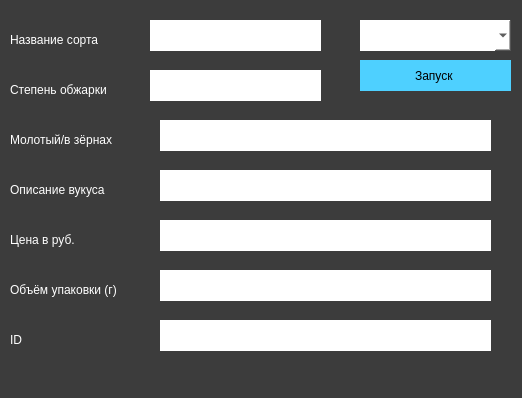
Qt form main.ui (SnorDy/espresso) before a commit.
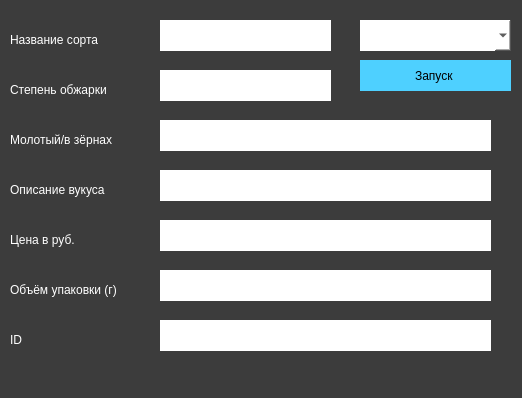
The same form after that commit.

The edit to the form file:
```diff
--- a/main.ui
+++ b/main.ui
@@ -179,7 +179,7 @@
    <widget class="QLineEdit" name="sort_title">
     <property name="geometry">
      <rect>
-      <x>150</x>
+      <x>160</x>
       <y>20</y>
       <width>171</width>
       <height>31</height>
@@ -194,7 +194,7 @@
    <widget class="QLineEdit" name="degree_of_roasting">
     <property name="geometry">
      <rect>
-      <x>150</x>
+      <x>160</x>
       <y>70</y>
       <width>171</width>
       <height>31</height>
```
